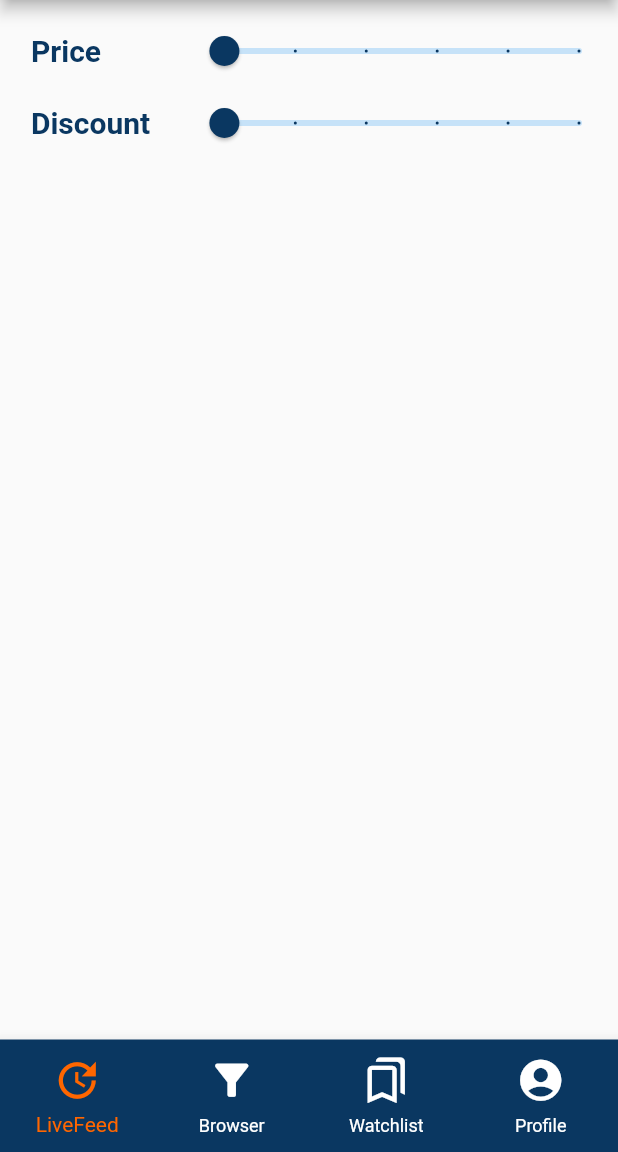
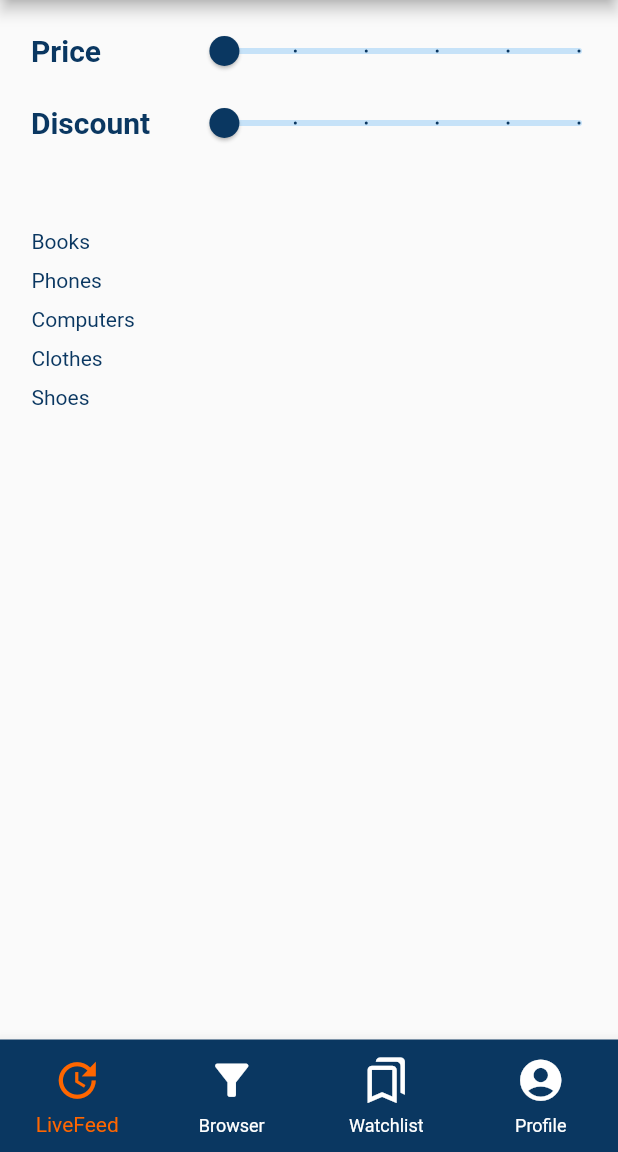
Before and after one commit to dimitarKolev99/flutter_project, a Flutter app: the screen it shows after launch, after a tap on "Filters", on a phone screen of 412 x 824 dp, the part 84-1236 px from its top. Run offline on Flutter 3.47's test engine with Material 2 defaults, Android fonts, the phone set to English and light mode, and no system bars; our stand-ins replace shared_preferences; network calls fail.

Commit message:
add a dummy category list

```diff
--- a/lib/view/filter_view.dart
+++ b/lib/view/filter_view.dart
@@ -5,22 +5,6 @@ import 'package:penny_pincher/models/product.dart';
 import 'package:penny_pincher/services/product_api.dart';
 
 class FilterView extends StatefulWidget {
-
-  var categoryName;
-
-  FilterView({
-    this.categoryName,
-  });
-
-  factory FilterView.fromJson(Map<String, dynamic> json){
-
-    return FilterView(
-      categoryName: json["category_name"],
-    );
-  }
-
-
-
 
 
   @override
@@ -30,6 +14,7 @@ class FilterView extends StatefulWidget {
 class _FilterViewState extends State<FilterView> {
   var _currentSliderValuePrice = 0.0;
   var _currentSliderValueDiscount = 0.0;
+  late final List<String> _categories = ["Books", "Phones", "Computers", "Clothes", "Shoes"];
 
 
 
@@ -66,7 +51,7 @@ class _FilterViewState extends State<FilterView> {
                 Text('Penny Pincher')
               ],
             )),
-    body: Row(
+    body: Column(
         children: [
           Container(
               padding: EdgeInsets.only(left: blockSizeHorizontal * 5),
@@ -145,6 +130,30 @@ class _FilterViewState extends State<FilterView> {
                         ])
                   ])
           ),
+          //SizedBox(height: 7),
+          ListView.builder(
+            shrinkWrap: true,
+            itemCount: _categories.length,
+            itemBuilder: (context, index){
+              return Container(
+                //alignment: Alignment.topLeft,
+                padding: EdgeInsets.symmetric(horizontal: 21, vertical: 5),
+                decoration: BoxDecoration(
+                  //color: ProductApi.lightBlue,
+                  //borderRadius: BorderRadius.circular(30),
+                ),
+                width: displayWidth,
+                //height: displayHeight / 4,
+
+                child: Text(
+                  _categories[index],
+                  textAlign: TextAlign.left,
+                  style: TextStyle(
+                    //backgroundColor: ProductApi.darkBlue,
+                    color: ProductApi.darkBlue,
+              ),
+            ),
+          );},),
         ])
     );
   }
```
